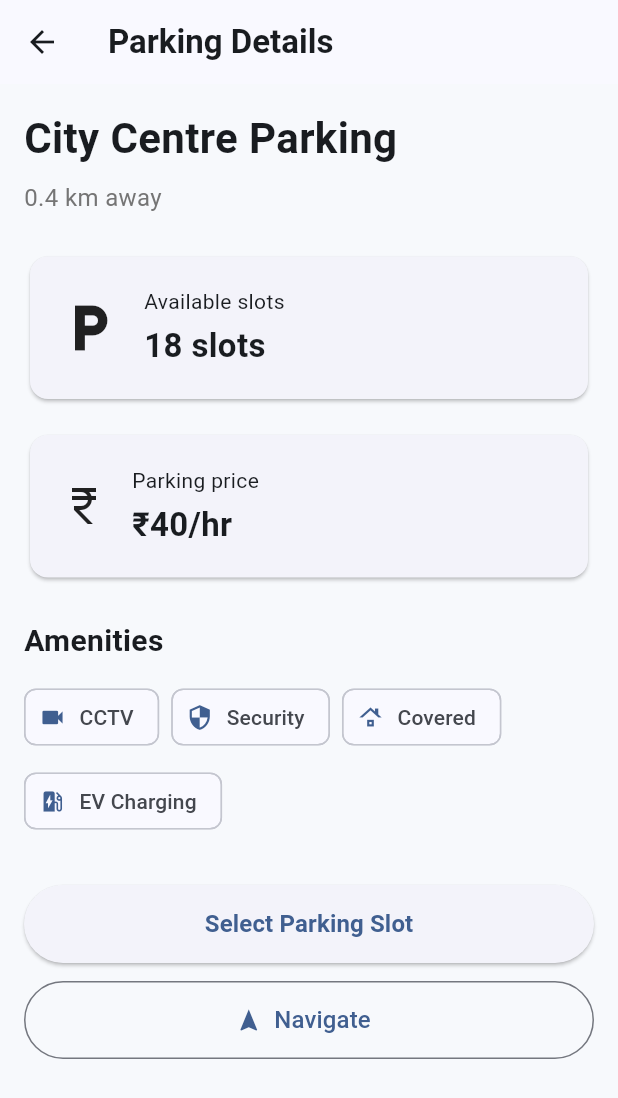
After one commit to vedha-v/Roadwise-Smart-Transportation-System, a Flutter app: the ParkingPage screen opened directly, after a tap on "City Centre Parking", on a phone screen of 412 x 824 dp. The commit adds this screen. Shown: the top 1098 px of the screen. Run offline on Flutter 3.47's test engine with Material 3 defaults, Android fonts, the phone set to English and light mode, and no system bars.

Commit message:
Addign new file parking_Deatiails_page

```diff
--- /dev/null
+++ b/lib/screens/parking/parking_details_page.dart
@@ -0,0 +1,217 @@
+import 'package:flutter/material.dart';
+
+class ParkingDetailsPage extends StatelessWidget {
+  final String name;
+  final String distance;
+  final int availableSlots;
+  final String price;
+
+  const ParkingDetailsPage({
+    super.key,
+    required this.name,
+    required this.distance,
+    required this.availableSlots,
+    required this.price,
+  });
+
+  @override
+  Widget build(BuildContext context) {
+    return Scaffold(
+      appBar: AppBar(
+        title: const Text(
+          'Parking Details',
+          style: TextStyle(
+            fontWeight: FontWeight.bold,
+          ),
+        ),
+      ),
+      body: SingleChildScrollView(
+        padding: const EdgeInsets.all(16),
+        child: Column(
+          crossAxisAlignment: CrossAxisAlignment.start,
+          children: [
+            // Parking name
+            Text(
+              name,
+              style: const TextStyle(
+                fontSize: 28,
+                fontWeight: FontWeight.bold,
+              ),
+            ),
+
+            const SizedBox(height: 8),
+
+            Text(
+              '$distance away',
+              style: TextStyle(
+                fontSize: 16,
+                color: Colors.grey.shade600,
+              ),
+            ),
+
+            const SizedBox(height: 24),
+
+            // Availability
+            Card(
+              child: Padding(
+                padding: const EdgeInsets.all(20),
+                child: Row(
+                  children: [
+                    const Icon(
+                      Icons.local_parking,
+                      size: 40,
+                    ),
+                    const SizedBox(width: 16),
+                    Column(
+                      crossAxisAlignment: CrossAxisAlignment.start,
+                      children: [
+                        const Text(
+                          'Available slots',
+                          style: TextStyle(
+                            fontSize: 14,
+                          ),
+                        ),
+                        const SizedBox(height: 4),
+                        Text(
+                          '$availableSlots slots',
+                          style: const TextStyle(
+                            fontSize: 22,
+                            fontWeight: FontWeight.bold,
+                          ),
+                        ),
+                      ],
+                    ),
+                  ],
+                ),
+              ),
+            ),
+
+            const SizedBox(height: 16),
+
+            // Price
+            Card(
+              child: Padding(
+                padding: const EdgeInsets.all(20),
+                child: Row(
+                  children: [
+                    const Icon(
+                      Icons.currency_rupee,
+                      size: 32,
+                    ),
+                    const SizedBox(width: 16),
+                    Column(
+                      crossAxisAlignment: CrossAxisAlignment.start,
+                      children: [
+                        const Text(
+                          'Parking price',
+                          style: TextStyle(
+                            fontSize: 14,
+                          ),
+                        ),
+                        const SizedBox(height: 4),
+                        Text(
+                          price,
+                          style: const TextStyle(
+                            fontSize: 22,
+                            fontWeight: FontWeight.bold,
+                          ),
+                        ),
+                      ],
+                    ),
+                  ],
+                ),
+              ),
+            ),
+
+            const SizedBox(height: 24),
+
+            const Text(
+              'Amenities',
+              style: TextStyle(
+                fontSize: 20,
+                fontWeight: FontWeight.bold,
+              ),
+            ),
+
+            const SizedBox(height: 12),
+
+            Wrap(
+              spacing: 8,
+              runSpacing: 8,
+              children: const [
+                Chip(
+                  avatar: Icon(Icons.videocam, size: 18),
+                  label: Text('CCTV'),
+                ),
+                Chip(
+                  avatar: Icon(Icons.security, size: 18),
+                  label: Text('Security'),
+                ),
+                Chip(
+                  avatar: Icon(Icons.roofing, size: 18),
+                  label: Text('Covered'),
+                ),
+                Chip(
+                  avatar: Icon(Icons.ev_station, size: 18),
+                  label: Text('EV Charging'),
+                ),
+              ],
+            ),
+
+            const SizedBox(height: 32),
+
+            // Book button
+            SizedBox(
+              width: double.infinity,
+              height: 52,
+              child: ElevatedButton(
+                onPressed: () {
+                  ScaffoldMessenger.of(context).showSnackBar(
+                    const SnackBar(
+                      content: Text(
+                        'Slot booking will be available soon.',
+                      ),
+                    ),
+                  );
+                },
+                child: const Text(
+                  'Select Parking Slot',
+                  style: TextStyle(
+                    fontSize: 16,
+                    fontWeight: FontWeight.bold,
+                  ),
+                ),
+              ),
+            ),
+
+            const SizedBox(height: 12),
+
+            // Navigation button
+            SizedBox(
+              width: double.infinity,
+              height: 52,
+              child: OutlinedButton.icon(
+                onPressed: () {
+                  ScaffoldMessenger.of(context).showSnackBar(
+                    const SnackBar(
+                      content: Text(
+                        'Navigation will be available soon.',
+                      ),
+                    ),
+                  );
+                },
+                icon: const Icon(Icons.navigation),
+                label: const Text(
+                  'Navigate',
+                  style: TextStyle(
+                    fontSize: 16,
+                  ),
+                ),
+              ),
+            ),
+          ],
+        ),
+      ),
+    );
+  }
+}
--- a/lib/screens/parking/parking_page.dart
+++ b/lib/screens/parking/parking_page.dart
@@ -1,4 +1,5 @@
 import 'package:flutter/material.dart';
+import 'parking_details_page.dart';
 
 class ParkingPage extends StatelessWidget {
   const ParkingPage({super.key});
@@ -64,29 +65,68 @@ class ParkingPage extends StatelessWidget {
 
             const SizedBox(height: 12),
 
-            const _ParkingCard(
+            _ParkingCard(
+  name: 'City Centre Parking',
+  distance: '0.4 km',
+  availableSlots: 18,
+  price: '₹40/hr',
+  onTap: () {
+    Navigator.push(
+      context,
+      MaterialPageRoute(
+        builder: (context) => const ParkingDetailsPage(
           name: 'City Centre Parking',
           distance: '0.4 km',
           availableSlots: 18,
           price: '₹40/hr',
         ),
-
-            const SizedBox(height: 12),
-
-            const _ParkingCard(
-              name: 'Metro Plaza Parking',
-              distance: '0.8 km',
-              availableSlots: 7,
-              price: '₹30/hr',
+      ),
+    );
+  },
 ),
 
             const SizedBox(height: 12),
 
-            const _ParkingCard(
+            _ParkingCard(
+  name: 'City Centre Parking',
+  distance: '0.4 km',
+  availableSlots: 18,
+  price: '₹40/hr',
+  onTap: () {
+    Navigator.push(
+      context,
+      MaterialPageRoute(
+        builder: (context) => const ParkingDetailsPage(
+          name: 'City Centre Parking',
+          distance: '0.4 km',
+          availableSlots: 18,
+          price: '₹40/hr',
+        ),
+      ),
+    );
+  },
+),
+
+            const SizedBox(height: 12),
+
+            _ParkingCard(
   name: 'Central Mall Parking',
   distance: '1.2 km',
   availableSlots: 32,
   price: '₹50/hr',
+  onTap: () {
+    Navigator.push(
+      context,
+      MaterialPageRoute(
+        builder: (context) => const ParkingDetailsPage(
+          name: 'Central Mall Parking',
+          distance: '1.2 km',
+          availableSlots: 32,
+          price: '₹50/hr',
+        ),
+      ),
+    );
+  },
 ),
           ],
         ),
@@ -100,17 +140,22 @@ class _ParkingCard extends StatelessWidget {
   final String distance;
   final int availableSlots;
   final String price;
+  final VoidCallback? onTap;
 
   const _ParkingCard({
     required this.name,
     required this.distance,
     required this.availableSlots,
     required this.price,
+    this.onTap,
   });
 
   @override
   Widget build(BuildContext context) {
     return Card(
+      child: InkWell(
+    onTap: onTap,
+    borderRadius: BorderRadius.circular(12),
       child: Padding(
         padding: const EdgeInsets.all(16),
         child: Row(
@@ -159,6 +204,7 @@ class _ParkingCard extends StatelessWidget {
             ],
           ),
         ),
+      )
     );
   }
 }
```
Lines whose indentation alone changed are shown as unchanged.
